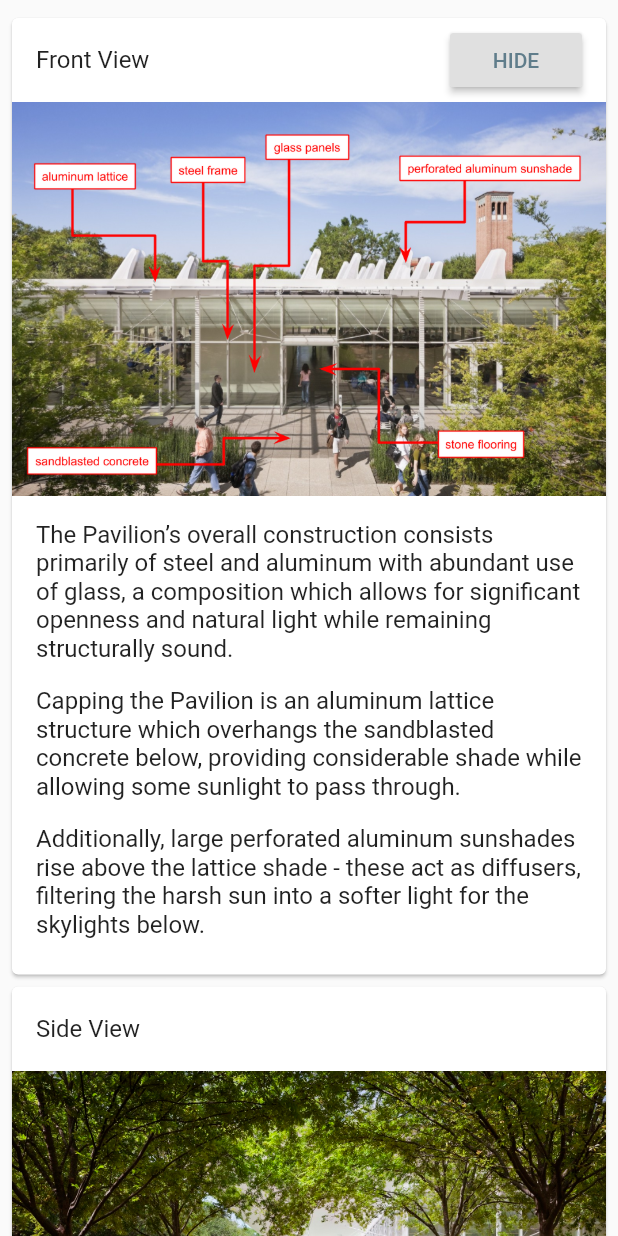
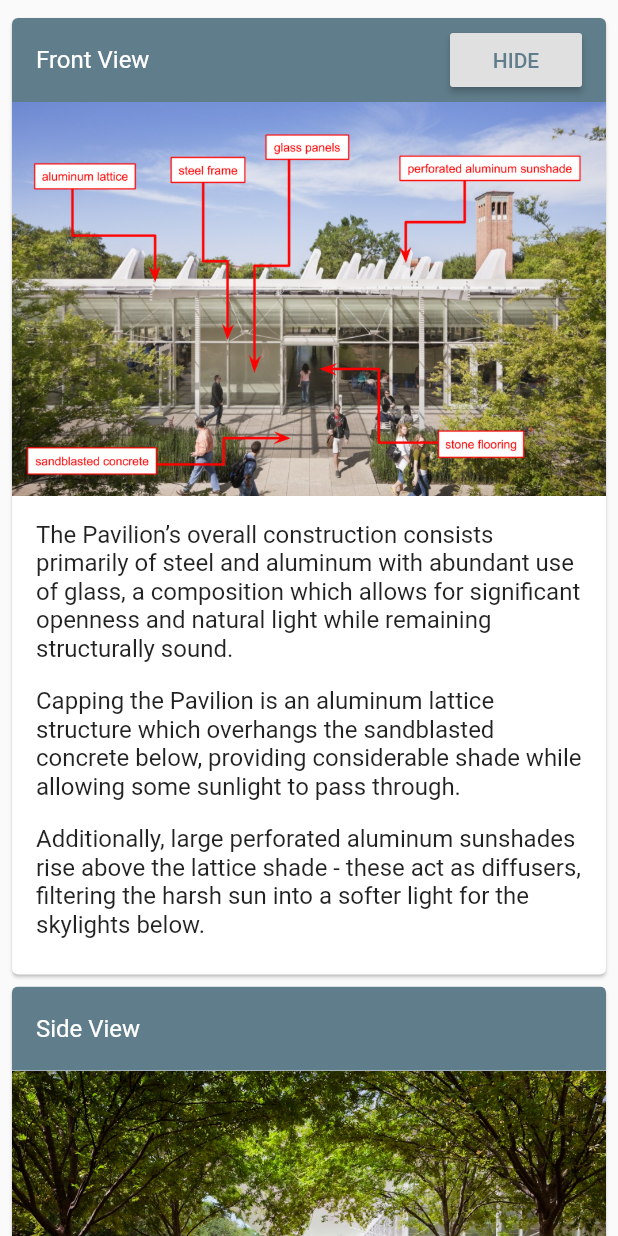
Before and after one commit to artificialnull/brochstein, a Flutter app: the PhotoInfo widget shown alone on an empty page, opened directly, on a phone screen of 412 x 824 dp. Run offline on Flutter 3.47's test engine with Material 2 defaults, Android fonts, the light colour scheme and no system bars.

Commit message:
added architect page
also changed some card title colors to be better

```diff
--- a/lib/PhotoInfo.dart
+++ b/lib/PhotoInfo.dart
@@ -23,8 +23,11 @@ class PhotoInfoState extends State<PhotoInfo> {
           Card(
               clipBehavior: Clip.antiAlias,
               child: Column(mainAxisSize: MainAxisSize.min, children: <Widget>[
+              Container(
+              color: Colors.blueGrey,
+                  child:
                 ListTile(
-                  title: Text("Front View"),
+                  title: Text("Front View", style: TextStyle(color: Colors.white),),
                   trailing: RaisedButton(
                       materialTapTargetSize: MaterialTapTargetSize.shrinkWrap,
                       onPressed: () {
@@ -37,7 +40,7 @@ class PhotoInfoState extends State<PhotoInfo> {
                       child: Text(
                         _labelled ? "HIDE" : "SHOW",
                       )),
-                ),
+                )),
                 Image.asset(_labelled
                     ? 'assets/images/brochstein_labelled.png'
                     : 'assets/images/brochstein_blank.png'),
@@ -67,9 +70,11 @@ class PhotoInfoState extends State<PhotoInfo> {
           Card(
               clipBehavior: Clip.antiAlias,
               child: Column(mainAxisSize: MainAxisSize.min, children: <Widget>[
-                ListTile(
-                  title: Text("Side View"),
-                ),
+              Container(
+              color: Colors.blueGrey,
+                  child: ListTile(
+                  title: Text("Side View", style: TextStyle(color: Colors.white),),
+                )),
                 Image.asset('assets/images/brochstein_fountain.jpg'),
                 Padding(
                   padding: EdgeInsets.only(left: 16.0, right: 16.0, top: 16.0),
@@ -90,9 +95,11 @@ class PhotoInfoState extends State<PhotoInfo> {
           Card(
               clipBehavior: Clip.antiAlias,
               child: Column(mainAxisSize: MainAxisSize.min, children: <Widget>[
-                ListTile(
-                  title: Text("Interior View"),
-                ),
+              Container(
+              color: Colors.blueGrey,
+                  child:ListTile(
+                  title: Text("Interior View", style: TextStyle(color: Colors.white),),
+                )),
                 Image.asset('assets/images/brochstein_interior.jpg'),
                 Padding(
                   padding: EdgeInsets.only(left: 16.0, right: 16.0, top: 16.0, bottom: 24.0),
--- a/lib/main.dart
+++ b/lib/main.dart
@@ -1,4 +1,5 @@
 import 'package:brochstein/Album.dart';
+import 'package:brochstein/Architect.dart';
 import 'package:brochstein/BasicInfo.dart';
 import 'package:brochstein/BlogAnal.dart';
 import 'package:brochstein/BrochsteinPage.dart';
@@ -39,8 +40,9 @@ class _MyHomePageState extends State<MyHomePage> {
     PhotoInfo(),
     Surroundings(),
     Experiences(),
+    Architect(),
+    BlogAnal(),
     Album(),
-    BlogAnal()
   ];
   var _home = 0;
 
```
Also changed, not shown: lib/Architect.dart (added, +53 -0 lines), lib/Plans.dart (+14 -5 lines), assets/images/phifer.jpg.
